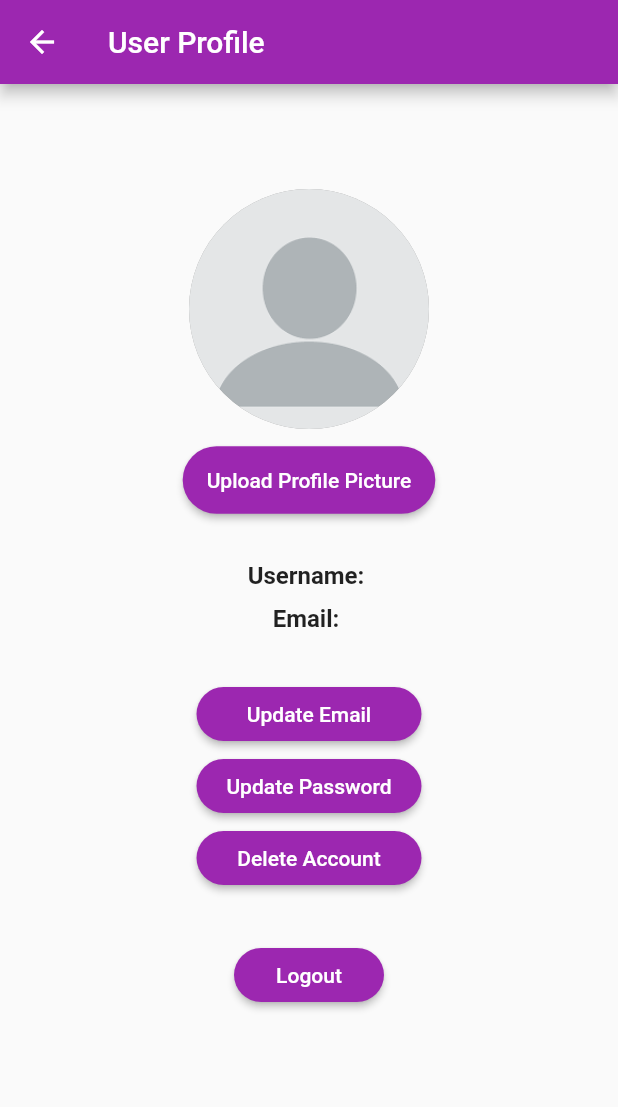
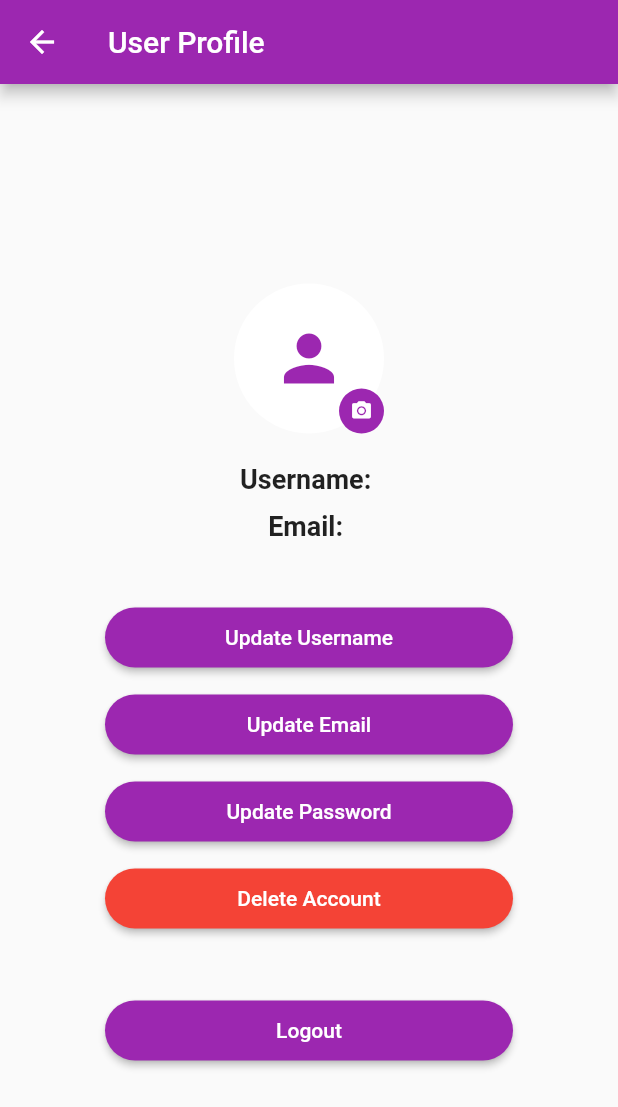
Before and after one commit to hazimmm/news_app, a Flutter app: the ProfilePage screen opened by its route, on a phone screen of 412 x 824 dp. Shown: the top 1107 px of the screen. Run offline on Flutter 3.47's test engine with Material 2 defaults, Android fonts, the phone set to English and light mode, and no system bars; our stand-ins replace cloud_firestore, firebase_auth, firebase_core, firebase_storage, image_picker; accounts and stored records are empty; Roboto replaces fonts that are missing (Arial).

Commit message:
Update profile.dart

```diff
--- a/lib/screens/profile.dart
+++ b/lib/screens/profile.dart
@@ -2,14 +2,11 @@ import 'package:flutter/material.dart';
 import 'package:firebase_auth/firebase_auth.dart';
 import 'package:cloud_firestore/cloud_firestore.dart';
 import 'package:image_picker/image_picker.dart';
+import 'package:firebase_storage/firebase_storage.dart';
 import 'dart:io';
 
-import 'package:news/screens/update_email.dart'; //update email page
-import 'package:news/screens/update_password.dart'; //update password page
-
-
-
 class ProfilePage extends StatefulWidget {
+  const ProfilePage({Key? key}) : super(key: key);
 
   @override
   _ProfilePageState createState() => _ProfilePageState();
@@ -17,13 +14,14 @@ class ProfilePage extends StatefulWidget {
 
 class _ProfilePageState extends State<ProfilePage> {
   final FirebaseAuth _auth = FirebaseAuth.instance;
+  final FirebaseFirestore _firestore = FirebaseFirestore.instance;
+  final TextEditingController _emailController = TextEditingController();
+  final TextEditingController _passwordController = TextEditingController();
+  final TextEditingController _usernameController = TextEditingController();
 
-  final FirebaseFirestore _firestore = FirebaseFirestore.instance;
   late User _user;
   late Stream<DocumentSnapshot<Map<String, dynamic>>> _userStream;
-
-  File? _Image;
-  ImageProvider? _profileImage;
+  File? _profileImage;
 
   @override
   void initState() {
@@ -32,189 +30,384 @@ class _ProfilePageState extends State<ProfilePage> {
     _userStream = _firestore.collection('users').doc(_user.uid).snapshots();
   }
 
-  //Edit profile picture
-  Future<void> _pickImage() async {
-    final picker = ImagePicker();
-    final pickedImage = await picker.pickImage(source: ImageSource.gallery);
-
-    setState(() {
-      if (pickedImage != null) {
-          _Image = File(pickedImage.path);
-          _profileImage = FileImage(_Image!);
+  Future<void> _updateEmail(String newEmail) async {
+    try {
+      await _user.updateEmail(newEmail);
+      await _firestore
+          .collection('users')
+          .doc(_user.uid)
+          .update({'email': newEmail});
+      ScaffoldMessenger.of(context).showSnackBar(
+        SnackBar(content: Text('Email updated successfully.')),
+      );
+    } catch (error) {
+      ScaffoldMessenger.of(context).showSnackBar(
+        SnackBar(content: Text('Failed to update email. Please try again.')),
+      );
     }
-      });
   }
 
-  // Retrieve user's profile data from Firebase
-  Future<User> getUserData() async {
-    User user = _auth.currentUser as User;
-    return user;
+  Future<void> _updatePassword(String newPassword) async {
+    try {
+      await _user.updatePassword(newPassword);
+      ScaffoldMessenger.of(context).showSnackBar(
+        SnackBar(content: Text('Password updated successfully.')),
+      );
+    } catch (error) {
+      ScaffoldMessenger.of(context).showSnackBar(
+        SnackBar(content: Text('Failed to update password. Please try again.')),
+      );
+    }
   }
 
-  // Update user's email
-  Future<void> updateEmail(String newEmail) async {
-    User user = _auth.currentUser as User;
-    await user.updateEmail(newEmail);
+  Future<void> _updateUsername(String newUsername) async {
+    try {
+      await _firestore
+          .collection('users')
+          .doc(_user.uid)
+          .update({'username': newUsername});
+      ScaffoldMessenger.of(context).showSnackBar(
+        SnackBar(content: Text('Username updated successfully.')),
+      );
+    } catch (error) {
+      ScaffoldMessenger.of(context).showSnackBar(
+        SnackBar(content: Text('Failed to update username. Please try again.')),
+      );
+    }
   }
 
-  // Update user's password
-  Future<void> updatePassword(String newPassword) async {
-    User user = _auth.currentUser as User;
-    await user.updatePassword(newPassword);
+  Future<void> _deleteAccount() async {
+    try {
+      await _user.delete();
+      ScaffoldMessenger.of(context).showSnackBar(
+        SnackBar(content: Text('Account deleted successfully.')),
+      );
+      Navigator.pushReplacementNamed(context, '/login');
+    } catch (error) {
+      ScaffoldMessenger.of(context).showSnackBar(
+        SnackBar(content: Text('Failed to delete account. Please try again.')),
+      );
+    }
   }
 
-  // Delete user's account
-  Future<void> deleteAccount() async {
-    User user = _auth.currentUser!;
-    await user.delete();
-    Navigator.pushReplacementNamed(context, '/login'); // Navigate to login page
+  Future<void> logout() async {
+    try {
+      await _auth.signOut();
+      Navigator.pushReplacementNamed(context, '/login');
+    } catch (error) {
+      ScaffoldMessenger.of(context).showSnackBar(
+        SnackBar(content: Text('Failed to logout. Please try again.')),
+      );
+    }
   }
 
-  // Logout the user
-  Future<void> logout() async {
-    await _auth.signOut();
-    Navigator.pushReplacementNamed(context, '/login'); // Navigate to login page
+  Future<String> uploadProfileImage(String userId, File imageFile) async {
+    try {
+      String fileName = 'profile_$userId.jpg';
+      Reference storageReference =
+          FirebaseStorage.instance.ref().child('profile_images/$fileName');
+      UploadTask uploadTask = storageReference.putFile(imageFile);
+      TaskSnapshot taskSnapshot = await uploadTask.whenComplete(() => null);
+      String downloadUrl = await taskSnapshot.ref.getDownloadURL();
+      return downloadUrl;
+    } catch (error) {
+      print(error);
+      throw error;
+    }
   }
 
+  Future<void> _updateProfilePicture() async {
+    try {
+      final pickedFile =
+          await ImagePicker().getImage(source: ImageSource.gallery);
+      if (pickedFile != null) {
+        setState(() {
+          _profileImage = File(pickedFile.path);
+        });
+        String profileImageUrl =
+            await uploadProfileImage(_user.uid, _profileImage!);
+        await _firestore
+            .collection('users')
+            .doc(_user.uid)
+            .update({'profileImageUrl': profileImageUrl});
+        ScaffoldMessenger.of(context).showSnackBar(
+          SnackBar(content: Text('Profile picture updated successfully.')),
+        );
+      }
+    } catch (error) {
+      ScaffoldMessenger.of(context).showSnackBar(
+        SnackBar(
+          content: Text('Failed to update profile picture. Please try again.'),
+        ),
+      );
+    }
+  }
 
   @override
   Widget build(BuildContext context) {
     return Scaffold(
-
       appBar: AppBar(
-        title: Text('User Profile'),
+        title: const Text('User Profile'),
         backgroundColor: Colors.purple,
       ),
-
-      body: FutureBuilder(
-        future: getUserData(),
-        builder: (BuildContext context, AsyncSnapshot<User> snapshot) {
+      body: StreamBuilder<DocumentSnapshot<Map<String, dynamic>>>(
+        stream: _userStream,
+        builder: (BuildContext context,
+            AsyncSnapshot<DocumentSnapshot<Map<String, dynamic>>> snapshot) {
           if (snapshot.connectionState == ConnectionState.waiting) {
-            return CircularProgressIndicator();
+            return const Center(child: CircularProgressIndicator());
           } else {
             if (snapshot.hasError) {
               return Text('Error: ${snapshot.error}');
-            } else {
-
-              User? user = snapshot.data;
-
-              return StreamBuilder<DocumentSnapshot<Map<String, dynamic>>>(
-                stream: _userStream,
-                builder: (BuildContext context,
-                          AsyncSnapshot<DocumentSnapshot<Map<String, dynamic>>> snapshot) {
-                            if (snapshot.connectionState == ConnectionState.waiting){
-                              return Center(child: CircularProgressIndicator());
-                            } else {
-                              if (snapshot.hasError) {
-                                return Text('Error: ${snapshot.error}');
+            } else if (!snapshot.hasData) {
+              return Text('User data not found');
             } else {
               final userData = snapshot.data!.data();
-                                final String username = userData?['username']?? '';
+              final String username = userData!['username'];
+              final String email = userData['email'];
+              final String profileImageUrl = userData['profileImageUrl'];
 
+              Widget profileImageWidget;
+              if (profileImageUrl != null && profileImageUrl.isNotEmpty) {
+                profileImageWidget = CircleAvatar(
+                  radius: 50,
+                  child: ClipOval(
+                    child: Image.network(
+                      profileImageUrl,
+                      fit: BoxFit.cover,
+                      width: 100,
+                      height: 100,
+                    ),
+                  ),
+                );
+              } else {
+                profileImageWidget = CircleAvatar(
+                  radius: 50,
+                  backgroundColor: Colors.white,
+                  child: Icon(Icons.person, size: 50, color: Colors.purple),
+                );
+              }
               return Center(
+                child: Padding(
+                  padding: const EdgeInsets.symmetric(horizontal: 70.0),
                   child: Column(
+                    mainAxisAlignment: MainAxisAlignment.center,
+                    crossAxisAlignment: CrossAxisAlignment.stretch,
                     children: [
-
-                                      SizedBox(height: 70),
-
-                                      _Image != null ? CircleAvatar(radius:80, backgroundImage: _profileImage) //Image.file(_image!)->putting this, there'll be no circular frame
-                                                      : CircleAvatar(
-                                                          radius: 80,
-                                                          backgroundColor: Colors.grey,
-                                                          backgroundImage: _profileImage != null
-                                                            ? FileImage(_profileImage! as File)
-                                                            : AssetImage('assets/images/profile.png') as ImageProvider<Object>?,
+                      const SizedBox(height: 20),
+GestureDetector(
+  onTap: _updateProfilePicture,
+  child: Center(
+    child: Stack(
+      alignment: Alignment.bottomRight,
+      children: [
+        profileImageWidget,
+        Positioned(
+          bottom: 0,
+          right: 0,
+          child: CircleAvatar(
+            backgroundColor: Colors.purple,
+            radius: 15,
+            child: Icon(
+              Icons.camera_alt,
+              color: Colors.white,
+              size: 15,
             ),
-
-                                      SizedBox(height:10),
-
-                                      //6. Add a button for user to upload a profile picture
-                                      ElevatedButton( onPressed: _pickImage,
-                                                      child: Text('Upload Profile Picture'),
-                                                      style: ElevatedButton.styleFrom(backgroundColor: Colors.purple,
-                                                                                      shape: RoundedRectangleBorder(borderRadius: BorderRadius.circular(32.0)),
-                                                                                      minimumSize: Size(10, 45),
+          ),
+        ),
+      ],
+    ),
   ),
 ),
 
-
-                                      SizedBox(height:30),
-
-                                      Text('Username: ${user?.displayName}',
+const SizedBox(height: 20),
+Center(
+  child: Text(
+    'Username: $username',
     style: TextStyle(
+      fontSize: 18,
       fontWeight: FontWeight.bold,
-                                              fontSize: 16,
+      fontFamily: 'Arial',
     ),
-
   ),
-
-                                      SizedBox(height: 10),
-
-                                      Text('Email: ${user?.email}',
+),
+const SizedBox(height: 10),
+Center(
+  child: Text(
+    'Email: $email',
     style: TextStyle(
+      fontSize: 18,
       fontWeight: FontWeight.bold,
-                                              fontSize: 16,
+      fontFamily: 'Arial',
+    ),
   ),
 ),
 
-                                      SizedBox(height: 30),
-
-                                      Container(
-                                        width:150,
-                                        child:  ElevatedButton(
+                      const SizedBox(height: 40),
+                      ElevatedButton(
                         onPressed: () {
-                                              // Navigate to a screen to update email
-                                              Navigator.push(
-                                                context,
-                                                MaterialPageRoute(builder: (context) => UpdateEmailScreen()),
+                          showDialog(
+                            context: context,
+                            builder: (BuildContext context) {
+                              return AlertDialog(
+                                title: Text('Update Username'),
+                                content: TextField(
+                                  controller: _usernameController,
+                                  decoration: InputDecoration(
+                                    hintText: 'Enter new username',
+                                  ),
+                                ),
+                                actions: [
+                                  TextButton(
+                                    onPressed: () async {
+                                      final newUsername =
+                                          _usernameController.text.trim();
+                                      if (newUsername.isNotEmpty) {
+                                        await _updateUsername(newUsername);
+                                        Navigator.pop(context);
+                                      }
+                                    },
+                                    child: Text('Update'),
+                                  ),
+                                  TextButton(
+                                    onPressed: () {
+                                      Navigator.pop(context);
+                                    },
+                                    child: Text('Cancel'),
+                                  ),
+                                ],
+                              );
+                            },
+                          );
+                        },
+                        child: Text('Update Username'),
+                        style: ElevatedButton.styleFrom(
+                          primary: Colors.purple,
+                          shape: RoundedRectangleBorder(
+                            borderRadius: BorderRadius.circular(20),
+                          ),
+                          padding: EdgeInsets.symmetric(
+                            vertical: 12,
+                          ),
+                        ),
+                      ),
+                      const SizedBox(height: 10),
+                      ElevatedButton(
+                        onPressed: () {
+                          showDialog(
+                            context: context,
+                            builder: (BuildContext context) {
+                              return AlertDialog(
+                                title: Text('Update Email'),
+                                content: TextField(
+                                  controller: _emailController,
+                                  decoration: InputDecoration(
+                                    hintText: 'Enter new email',
+                                  ),
+                                ),
+                                actions: [
+                                  TextButton(
+                                    onPressed: () async {
+                                      final newEmail =
+                                          _emailController.text.trim();
+                                      if (newEmail.isNotEmpty) {
+                                        await _updateEmail(newEmail);
+                                        Navigator.pop(context);
+                                      }
+                                    },
+                                    child: Text('Update'),
+                                  ),
+                                  TextButton(
+                                    onPressed: () {
+                                      Navigator.pop(context);
+                                    },
+                                    child: Text('Cancel'),
+                                  ),
+                                ],
+                              );
+                            },
                           );
                         },
                         child: Text('Update Email'),
                         style: ElevatedButton.styleFrom(
                           primary: Colors.purple,
-                                              shape: RoundedRectangleBorder(borderRadius: BorderRadius.circular(32.0)),
+                          shape: RoundedRectangleBorder(
+                            borderRadius: BorderRadius.circular(20),
+                          ),
+                          padding: EdgeInsets.symmetric(
+                            vertical: 12,
                           ),
                         ),
                       ),
-
-                                      Container(
-                                        width:150,
-                                        child:  ElevatedButton(
+                      const SizedBox(height: 10),
+                      ElevatedButton(
                         onPressed: () {
-                                              // Navigate to a screen to update password
-                                              Navigator.push(
-                                                context,
-                                                MaterialPageRoute(builder: (context) => UpdatePasswordScreen()),
+                          showDialog(
+                            context: context,
+                            builder: (BuildContext context) {
+                              return AlertDialog(
+                                title: Text('Update Password'),
+                                content: TextField(
+                                  controller: _passwordController,
+                                  obscureText: true,
+                                  decoration: InputDecoration(
+                                    hintText: 'Enter new password',
+                                  ),
+                                ),
+                                actions: [
+                                  TextButton(
+                                    onPressed: () async {
+                                      final newPassword =
+                                          _passwordController.text.trim();
+                                      if (newPassword.isNotEmpty) {
+                                        await _updatePassword(newPassword);
+                                        Navigator.pop(context);
+                                      }
+                                    },
+                                    child: Text('Update'),
+                                  ),
+                                  TextButton(
+                                    onPressed: () {
+                                      Navigator.pop(context);
+                                    },
+                                    child: Text('Cancel'),
+                                  ),
+                                ],
+                              );
+                            },
                           );
                         },
                         child: Text('Update Password'),
                         style: ElevatedButton.styleFrom(
                           primary: Colors.purple,
-                                              shape: RoundedRectangleBorder(borderRadius: BorderRadius.circular(32.0)),
+                          shape: RoundedRectangleBorder(
+                            borderRadius: BorderRadius.circular(20),
+                          ),
+                          padding: EdgeInsets.symmetric(
+                            vertical: 12,
                           ),
                         ),
                       ),
-
-                                      Container(
-                                        width: 150,
-                                        child: ElevatedButton(
+                      const SizedBox(height: 10),
+                      ElevatedButton(
                         onPressed: () {
                           showDialog(
                             context: context,
                             builder: (BuildContext context) {
                               return AlertDialog(
                                 title: Text('Delete Account'),
-                                                  content: Text('Are you sure you want to delete your account?'),
+                                content:
+                                    Text('Are you sure you want to delete your account?'),
                                 actions: [
                                   TextButton(
+                                    onPressed: _deleteAccount,
+                                    child: Text('Delete'),
+                                  ),
+                                  TextButton(
                                     onPressed: () {
-                                                        Navigator.of(context).pop();
+                                      Navigator.pop(context);
                                     },
                                     child: Text('Cancel'),
-                                                    ),
-                                                    TextButton(
-                                                      child: Text('Delete'),
-                                                      onPressed: deleteAccount,
                                   ),
                                 ],
                               );
@@ -223,55 +416,33 @@ class _ProfilePageState extends State<ProfilePage> {
                         },
                         child: Text('Delete Account'),
                         style: ElevatedButton.styleFrom(
-                                            primary: Colors.purple,
-                                            shape: RoundedRectangleBorder(borderRadius: BorderRadius.circular(32.0)),
+                          primary: Colors.red,
+                          shape: RoundedRectangleBorder(
+                            borderRadius: BorderRadius.circular(20),
+                          ),
+                          padding: EdgeInsets.symmetric(
+                            vertical: 12,
                           ),
                         ),
                       ),
-
-                                      SizedBox(height: 30),
-
-                                      Container(
-                                        width: 100,
-                                        child: ElevatedButton(
-                                          onPressed: () {
-                                            showDialog(
-                                              context: context,
-                                              builder: (BuildContext context) {
-                                                return AlertDialog(
-                                                  title: Text('Logout'),
-                                                  content: Text('You have to sign-in once logged out. Are you sure you want to logout?'),
-                                                  actions: [
-                                                    TextButton(
-                                                      onPressed: () {
-                                                        Navigator.of(context).pop();
-                                                      },
-                                                      child: Text('Cancel'),
-                                                    ),
-                                                    TextButton(
-                                                      child: Text('Logout'),
-                                                      onPressed: deleteAccount,
-                                                    ),
-                                                  ],
-                                                );
-                                              },
-                                            );
-                                          },
+                      const SizedBox(height: 40),
+                      ElevatedButton(
+                        onPressed: logout,
                         child: Text('Logout'),
                         style: ElevatedButton.styleFrom(
                           primary: Colors.purple,
-                                            shape: RoundedRectangleBorder(borderRadius: BorderRadius.circular(32.0)),
+                          shape: RoundedRectangleBorder(
+                            borderRadius: BorderRadius.circular(20),
                           ),
-                                        )
-                                      )
+                          padding: EdgeInsets.symmetric(
+                            vertical: 12,
+                          ),
+                        ),
+                      ),
                     ],
-                                  )
+                  ),
+                ),
               );
-                              }
-                              }
-                            }
-              );
-
             }
           }
         },
```
Lines whose indentation alone changed are shown as unchanged.
